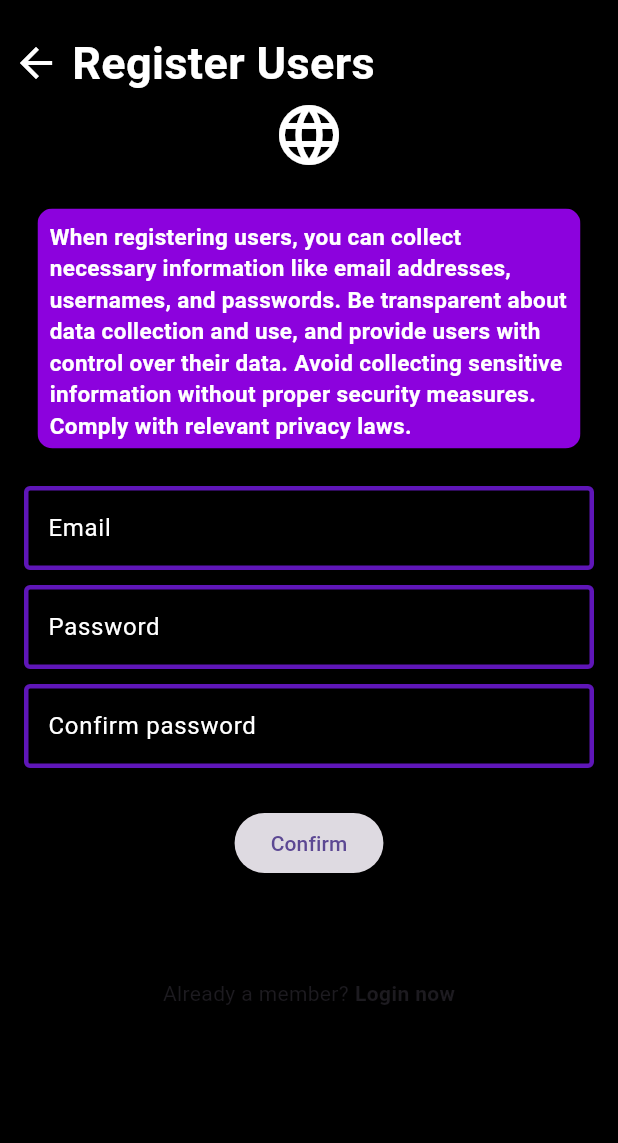
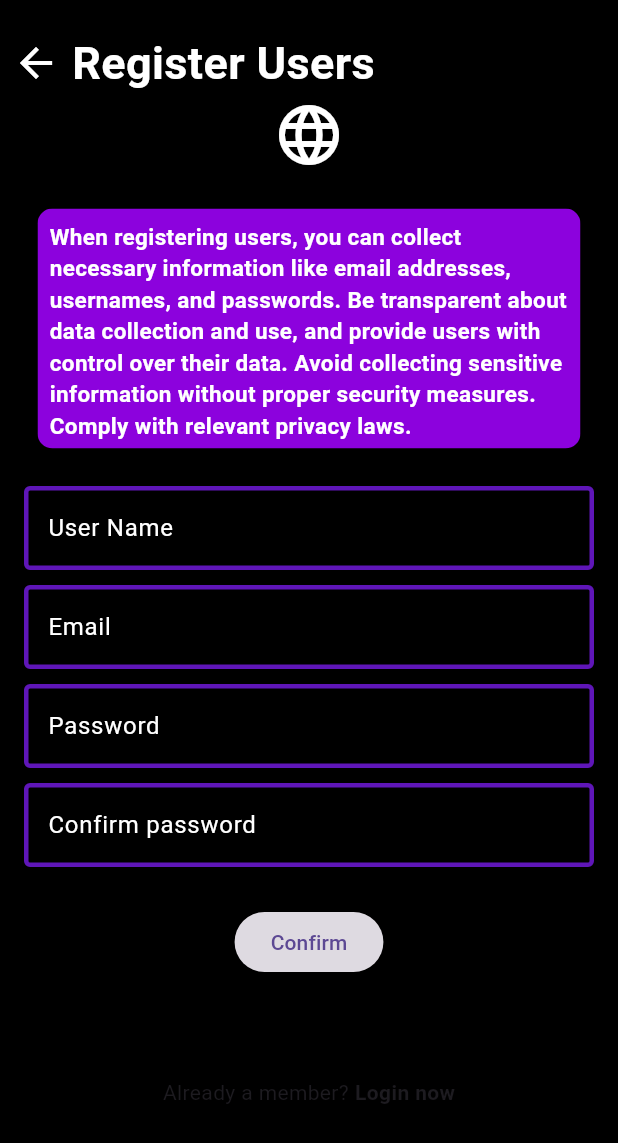
Before and after one commit to LukeFalcox/App-Freelancer, a Flutter app: the Register screen opened directly, on a phone screen of 412 x 824 dp. Shown: the top 1143 px of the screen. Run offline on Flutter 3.47's test engine with Material 3 defaults, Android fonts, the phone set to English and light mode, and no system bars; our stand-ins replace cloud_firestore, firebase_auth, firebase_core, ionicons, smooth_page_indicator; accounts and stored records are empty; generated files the repository leaves out were written again.

Commit message:
Fix RegisterScreen and Creation in the new Screen

```diff
--- a/lib/Pages/Sign/RegisterScrenn.dart
+++ b/lib/Pages/Sign/RegisterScrenn.dart
@@ -20,6 +20,7 @@ class _RegisterState extends State<Register> {
   final TextEditingController _passwordController = TextEditingController();
   final TextEditingController _confirmpasswordController =
       TextEditingController();
+  final TextEditingController _usernameController = TextEditingController();
   double opacity = 0.0;
 
   sigUp() async {
@@ -32,8 +33,8 @@ class _RegisterState extends State<Register> {
     final authService = Provider.of<AuthService>(context, listen: false);
 
     try {
-      authService.registerUsers(
-          _emailController.text, _passwordController.text);
+      authService.registerUsers(_usernameController.text, _emailController.text,
+          _passwordController.text);
     } catch (e) {
       ScaffoldMessenger.of(context).showSnackBar(SnackBar(
         content: Text(e.toString()),
@@ -119,6 +120,44 @@ class _RegisterState extends State<Register> {
                   ),
                 )
               ],
+            ),
+            Padding(
+              padding:
+                  const EdgeInsets.only(left: 16.0, right: 16.0, bottom: 10),
+              child: TextFormField(
+                style: const TextStyle(color: Colors.white),
+                controller: _usernameController,
+                decoration: const InputDecoration(
+                  labelText: 'User Name',
+                  hintText: 'ExampleName',
+                  labelStyle: TextStyle(color: Colors.white),
+                  hintStyle: TextStyle(color: Color.fromARGB(255, 27, 27, 27)),
+                  focusColor: Colors.blue,
+                  enabledBorder: OutlineInputBorder(
+                    borderSide: BorderSide(width: 3, color: Color(0xFF5F16B8)),
+                  ),
+                  focusedBorder: OutlineInputBorder(
+                    borderSide: BorderSide(width: 3, color: Color(0xFF1B93F5)),
+                  ),
+                  errorBorder: OutlineInputBorder(
+                    borderSide: BorderSide(width: 3, color: Color(0xFFF73123)),
+                  ),
+                ),
+                validator: (value) {
+                  if (value!.isEmpty) {
+                    return 'Please, insert your email.';
+                  }
+                  if (value.length < 9) {
+                    return "This e-mail is very short";
+                  }
+
+                  if (!value.contains('@')) {
+                    return "This e-mail isn't valid";
+                  }
+                  // Adicione outras validações aqui, se necessário
+                  return null;
+                },
+              ),
             ),
             Padding(
               padding:
@@ -246,11 +285,8 @@ class _RegisterState extends State<Register> {
                         },
                       );
 
-     final authService = Provider.of<AuthService>(context, listen: false);
-
                       try {
-      await authService.registerUsers(_emailController.text, _passwordController.text);
-
+                      await sigUp();
 
                         Navigator.pop(context);
 
--- a/lib/configs/AuthService.dart
+++ b/lib/configs/AuthService.dart
@@ -9,7 +9,7 @@ class AuthService extends ChangeNotifier {
   final FirebaseAuth _firebaseAuth = FirebaseAuth.instance;
   final FirebaseFirestore _firestore = FirebaseFirestore.instance;
 
-  Future<UserCredential> registerUsers(String email, String password) async {
+  Future<UserCredential> registerUsers(String username,String email, String password) async {
     try {
       await FirebaseAuth.instance.setLanguageCode('en_US');
       UserCredential userCredential = await _firebaseAuth
@@ -19,6 +19,7 @@ class AuthService extends ChangeNotifier {
         {
           'uid': userCredential.user!.uid,
           'email': email,
+          'username': username
         },
       );
       return userCredential;
--- a/lib/main.dart
+++ b/lib/main.dart
@@ -1,4 +1,4 @@
-import 'package:app_freelancer/Pages/Cards/CreateOfCards.dart';
+import 'package:app_freelancer/Pages/ChoiceClientorFreelanncer/ChoiceFreelancer.dart';
 import 'package:app_freelancer/configs/CheckAuthState.dart';
 import 'package:app_freelancer/configs/AuthService.dart';
 import 'package:flutter/material.dart';
@@ -23,6 +23,6 @@ class MyApp extends StatelessWidget {
     return   const MaterialApp(
         debugShowCheckedModeBanner: false,
         title: 'CyberFreenlancer',
-        home: CheckAuthState());
+        home: FreelancerOrClient());
   }
 }
```
Also changed, not shown: lib/Pages/ChoiceClientorFreelanncer/ChoiceFreelancer.dart (added, +33 -0 lines). Lines whose indentation alone changed are shown as unchanged.
